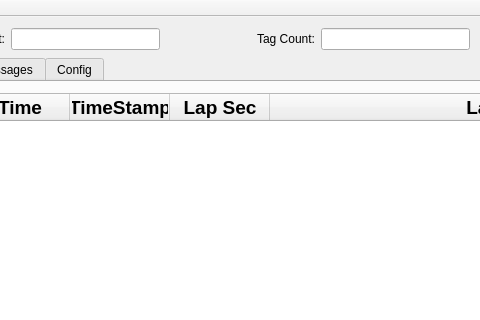
icunning/fcvtc, file src/fcvtc/mainwindow.ui: the form before one commit; both pictures show x 155 to 635 and y 0 to 320 of the 940 by 607 pixel window.
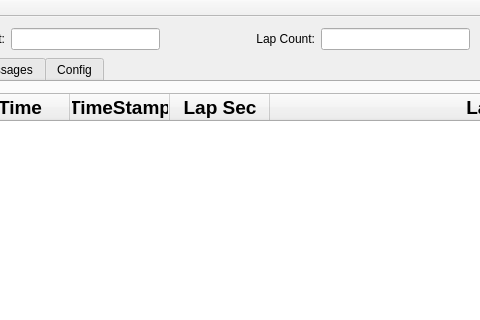
The form after the commit.

Diff of the .ui file:
```diff
--- a/src/fcvtc/mainwindow.ui
+++ b/src/fcvtc/mainwindow.ui
@@ -41,7 +41,7 @@
     <item row="0" column="2">
      <widget class="QLabel" name="lapCountLabel">
       <property name="text">
-       <string>Tag Count:</string>
+       <string>Lap Count:</string>
       </property>
       <property name="alignment">
        <set>Qt::AlignRight|Qt::AlignTrailing|Qt::AlignVCenter</set>
```
